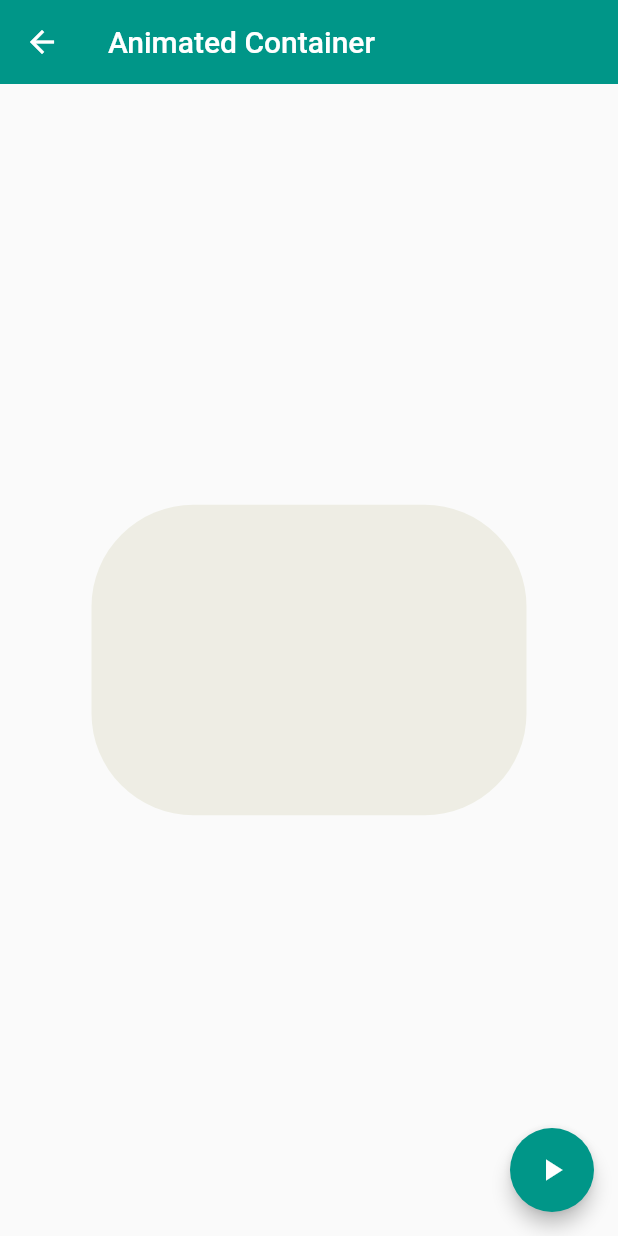
After one commit to alexglzrys/flutter-widgets, a Flutter app: the ContainerAnimatedScreen screen opened by its route, after a tap on the "play arrow" icon, on a phone screen of 412 x 824 dp. The commit adds this screen. Run offline on Flutter 3.47's test engine with Material 2 defaults, Android fonts, the phone set to English and light mode, and no system bars.

Commit message:
Container - Widget

```diff
--- a/lib/router/app_routes.dart
+++ b/lib/router/app_routes.dart
@@ -45,7 +45,12 @@ class AppRoutes {
         route: 'avatar',
         name: 'Circle Avatar Widget',
         screen: AvatarScreen(),
-        icon: Icons.supervised_user_circle)
+        icon: Icons.supervised_user_circle),
+    MenuOption(
+        route: 'container-animated',
+        name: 'Container Widget',
+        screen: ContainerAnimatedScreen(),
+        icon: Icons.adb_rounded)
   ];
 
   /*static Map<String, Widget Function(BuildContext)> routes = {
--- /dev/null
+++ b/lib/screens/container_animated_screen.dart
@@ -0,0 +1,73 @@
+import 'dart:math';
+
+import 'package:flutter/material.dart';
+
+class ContainerAnimatedScreen extends StatefulWidget {
+  const ContainerAnimatedScreen({Key? key}) : super(key: key);
+
+  @override
+  State<ContainerAnimatedScreen> createState() =>
+      _ContainerAnimatedScreenState();
+}
+
+class _ContainerAnimatedScreenState extends State<ContainerAnimatedScreen> {
+  double _width = 50;
+  double _height = 50;
+  Color _color = Colors.teal;
+  BorderRadiusGeometry _borderRadius = BorderRadius.circular(10);
+
+  double randomBetween(min, max) {
+    return (min + Random().nextInt(max - min)).toDouble();
+  }
+
+  void changeShape() {
+    /*List colors = [
+      Colors.red,
+      Colors.amber,
+      Colors.blue,
+      Colors.purple,
+      Colors.pink,
+      Colors.orange,
+      Colors.teal,
+      Colors.black54
+    ];
+    _width = randomBetween(50, 180);
+    _height = randomBetween(50, 180);
+    _color = colors[Random().nextInt(colors.length)];*/
+
+    final aleatorio = Random();
+
+    _width = aleatorio.nextInt(300).toDouble() +
+        70; // el ancho minimo sera 70 y el máximo 300
+    _height = aleatorio.nextInt(300).toDouble() + 70;
+    _color = Color.fromARGB(aleatorio.nextInt(255), aleatorio.nextInt(255),
+        aleatorio.nextInt(255), 1);
+    _borderRadius = BorderRadius.circular(aleatorio.nextInt(100).toDouble() +
+        10); // El border-radius sera entre 10 y 100
+
+    setState(() {});
+  }
+
+  @override
+  Widget build(BuildContext context) {
+    return Scaffold(
+      appBar: AppBar(
+        title: Text('Animated Container'),
+      ),
+      body: Center(
+        child: Container(
+          width: _width,
+          height: _height,
+          // color: _color, // No se puede usar la propiedad color y decoration al mismo tiempo, tiene que ser una u otra
+          decoration: BoxDecoration(borderRadius: _borderRadius, color: _color),
+        ),
+      ),
+      floatingActionButton: FloatingActionButton(
+        onPressed: () {
+          changeShape();
+        },
+        child: Icon(Icons.play_arrow),
+      ),
+    );
+  }
+}
--- a/lib/screens/screens.dart
+++ b/lib/screens/screens.dart
@@ -15,3 +15,4 @@ export 'package:componentes_app/screens/alert_screen.dart';
 export 'package:componentes_app/screens/card_screen.dart';
 
 export 'package:componentes_app/screens/avatar_screen.dart';
+export 'package:componentes_app/screens/container_animated_screen.dart';
```
